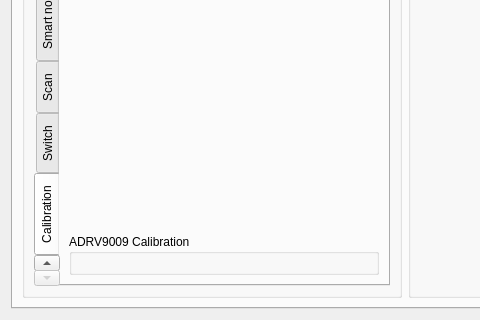
Old version of the form receiver/receivermain.ui in the repository enigmafarsco-lang/iiS; both pictures show x 0 to 480 and y 500 to 820 of the 777 by 820 pixel window.
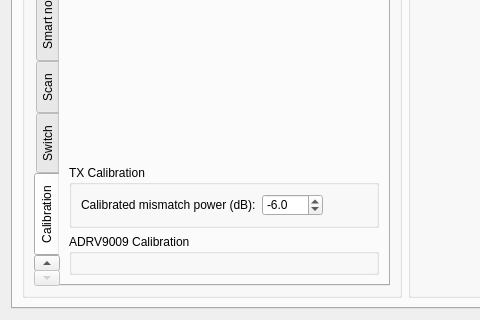
New version of the form. The open tabs and pages were chosen to show the change. Custom widgets are drawn as their Qt base class.

Commit message: Phase 6: MT LFM/NLFM exact tab formula + Bridge rows, baseband stepped-sine Sweep, TX calibration

```diff
--- a/receiver/receivermain.ui
+++ b/receiver/receivermain.ui
@@ -1876,6 +1876,54 @@
               <string>Calibration</string>
              </attribute>
              <layout class="QGridLayout" name="gridLayout_33">
+              <item row="9" column="0">
+               <widget class="QGroupBox" name="grbTxCalib">
+                <property name="title">
+                 <string>TX Calibration</string>
+                </property>
+                <layout class="QHBoxLayout" name="horizontalLayoutTxCalib">
+                 <item>
+                  <widget class="QLabel" name="lblTxCalib">
+                   <property name="text">
+                    <string>Calibrated mismatch power (dB):</string>
+                   </property>
+                  </widget>
+                 </item>
+                 <item>
+                  <widget class="QDoubleSpinBox" name="dsbTxCalib">
+                   <property name="toolTip">
+                    <string>Calibrated mismatch power in dB. This number is added to the P (attenuation) everywhere the TX power appears in the software. Default -6 dB; P + this value must stay &gt;= 0.</string>
+                   </property>
+                   <property name="minimum">
+                    <double>-100.000000000000000</double>
+                   </property>
+                   <property name="maximum">
+                    <double>100.000000000000000</double>
+                   </property>
+                   <property name="decimals">
+                    <number>1</number>
+                   </property>
+                   <property name="value">
+                    <double>-6.000000000000000</double>
+                   </property>
+                  </widget>
+                 </item>
+                 <item>
+                  <spacer name="horizontalSpacerTxCalib">
+                   <property name="orientation">
+                    <enum>Qt::Horizontal</enum>
+                   </property>
+                   <property name="sizeHint" stdset="0">
+                    <size>
+                     <width>40</width>
+                     <height>20</height>
+                    </size>
+                   </property>
+                  </spacer>
+                 </item>
+                </layout>
+               </widget>
+              </item>
               <item row="10" column="0">
                <widget class="QGroupBox" name="grbAdrvCalib">
                 <property name="title">
```
The commit also changes 9 other files.
